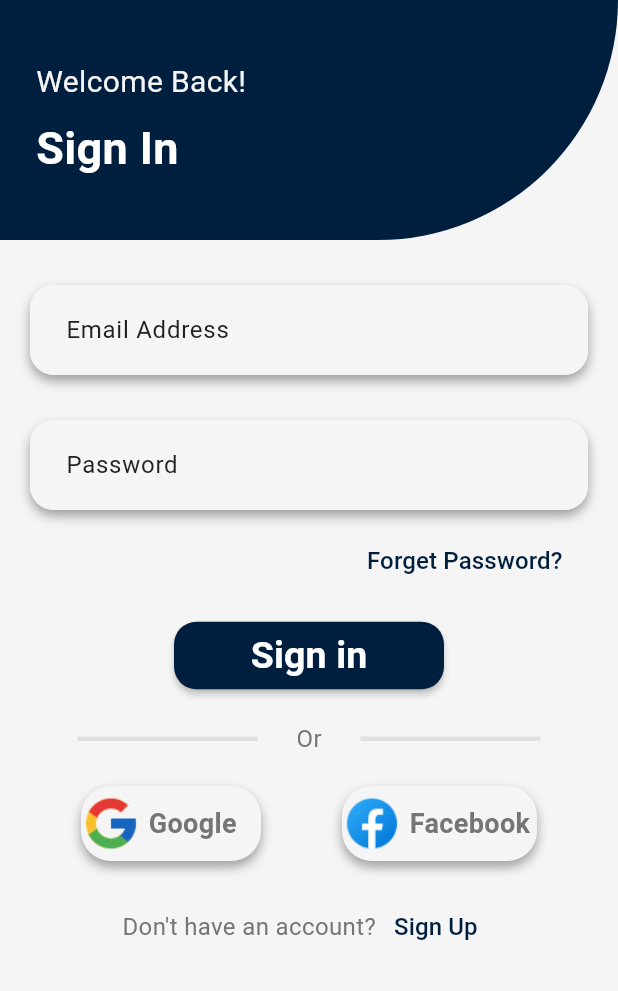
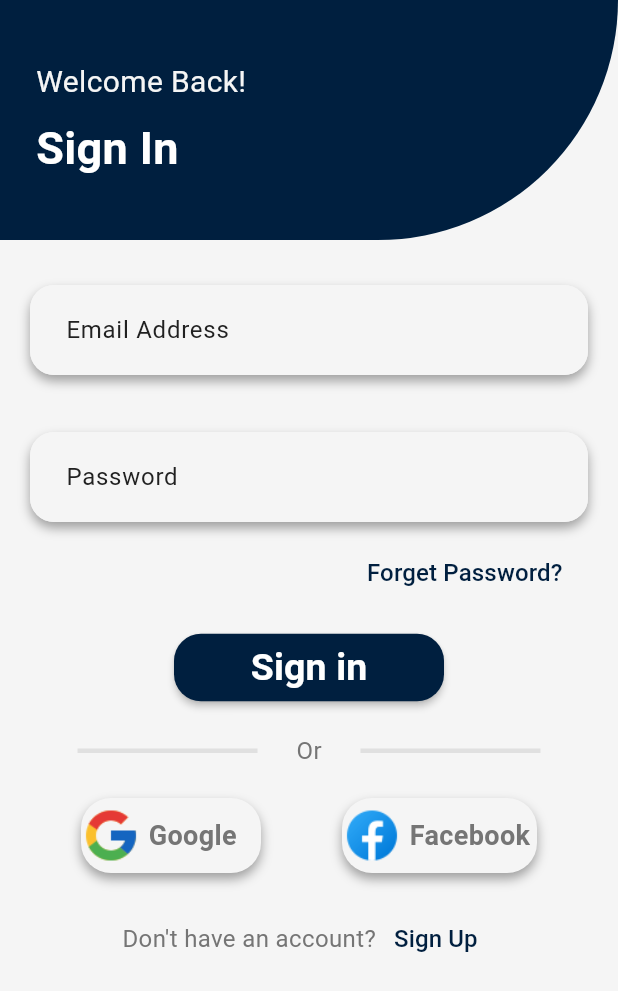
Before and after one commit to rawanhassan55/Tripi_x, a Flutter app: the SigninView screen opened directly, on a phone screen of 412 x 824 dp. Shown: the top 991 px of the screen. Run offline on Flutter 3.47's test engine with Material 3 defaults, Android fonts, the phone set to English and light mode, and no system bars.

Commit message:
initial commit

```diff
--- a/lib/splash_view.dart
+++ b/lib/splash_view.dart
@@ -23,7 +23,7 @@ class _SplashViewState extends State<SplashView>
       vsync: this,
     );
 
-    _animation = CurvedAnimation(parent: _controller, curve: Curves.easeInOut);
+    _animation = CurvedAnimation(parent: _controller, curve: Curves.elasticOut);
     _controller.forward();
 
     Timer(const Duration(seconds: 3), () {
--- a/lib/views/driver_view/views/signin_view.dart
+++ b/lib/views/driver_view/views/signin_view.dart
@@ -19,7 +19,7 @@ class SigninView extends StatelessWidget {
             hintText: "Enter Email Address",
             labelText: "Email Address",
           ),
-          SizedBox(height: 10),
+          SizedBox(height: 18),
           CustomTextField(
             hintText: "Enter password",
             labelText: "Password",
--- a/lib/widgets/custom_button.dart
+++ b/lib/widgets/custom_button.dart
@@ -9,7 +9,7 @@ class ChooseButton extends StatelessWidget {
     return MaterialButton(
       minWidth: 180,
       height: 45,
-      shape: RoundedRectangleBorder(borderRadius: BorderRadius.circular(15)),
+      shape: RoundedRectangleBorder(borderRadius: BorderRadius.circular(18)),
       color: Theme.of(context).colorScheme.primary,
       onPressed: () {
         onPressed?.call();
```
